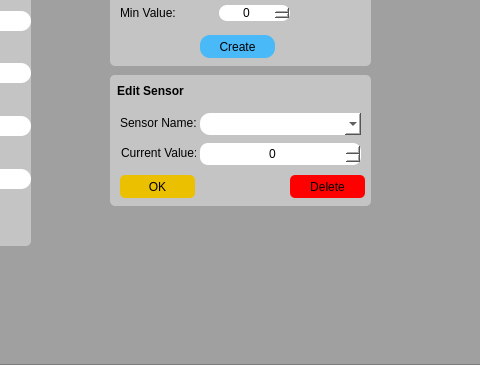
Infiusier/MoM, file sensor/sensor_interface.ui: the form before one commit; both pictures show x 200 to 680 and y 235 to 600 of the 798 by 600 pixel window.
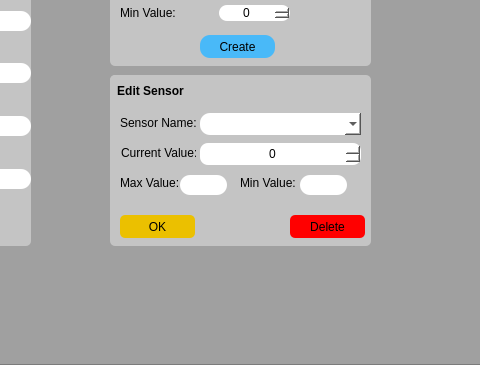
The form after the commit.

```diff
--- a/sensor/sensor_interface.ui
+++ b/sensor/sensor_interface.ui
@@ -714,7 +714,7 @@
        <x>310</x>
        <y>310</y>
        <width>261</width>
-       <height>131</height>
+       <height>171</height>
       </rect>
      </property>
      <property name="styleSheet">
@@ -822,7 +822,7 @@
       <property name="geometry">
        <rect>
         <x>180</x>
-        <y>100</y>
+        <y>140</y>
         <width>75</width>
         <height>23</height>
        </rect>
@@ -855,7 +855,7 @@
       <property name="geometry">
        <rect>
         <x>10</x>
-        <y>100</y>
+        <y>140</y>
         <width>75</width>
         <height>23</height>
        </rect>
@@ -884,6 +884,74 @@
        <string>OK</string>
       </property>
      </widget>
+     <widget class="QLabel" name="label_19">
+      <property name="geometry">
+       <rect>
+        <x>10</x>
+        <y>100</y>
+        <width>71</width>
+        <height>16</height>
+       </rect>
+      </property>
+      <property name="text">
+       <string>Max Value:</string>
+      </property>
+     </widget>
+     <widget class="QLabel" name="label_20">
+      <property name="geometry">
+       <rect>
+        <x>130</x>
+        <y>100</y>
+        <width>71</width>
+        <height>16</height>
+       </rect>
+      </property>
+      <property name="text">
+       <string>Min Value:</string>
+      </property>
+     </widget>
+     <widget class="QLabel" name="max_value_label">
+      <property name="geometry">
+       <rect>
+        <x>70</x>
+        <y>100</y>
+        <width>47</width>
+        <height>20</height>
+       </rect>
+      </property>
+      <property name="styleSheet">
+       <string notr="true">background-color: rgb(255, 255, 255);
+border-radius: 10px;
+</string>
+      </property>
+      <property name="text">
+       <string/>
+      </property>
+      <property name="alignment">
+       <set>Qt::AlignCenter</set>
+      </property>
+     </widget>
+     <widget class="QLabel" name="min_value_label">
+      <property name="geometry">
+       <rect>
+        <x>190</x>
+        <y>100</y>
+        <width>47</width>
+        <height>20</height>
+       </rect>
+      </property>
+      <property name="styleSheet">
+       <string notr="true">background-color: rgb(255, 255, 255);
+border-radius: 10px;
+</string>
+      </property>
+      <property name="text">
+       <string/>
+      </property>
+      <property name="alignment">
+       <set>Qt::AlignCenter</set>
+      </property>
+     </widget>
     </widget>
     <widget class="QLabel" name="label_18">
      <property name="geometry">
```
